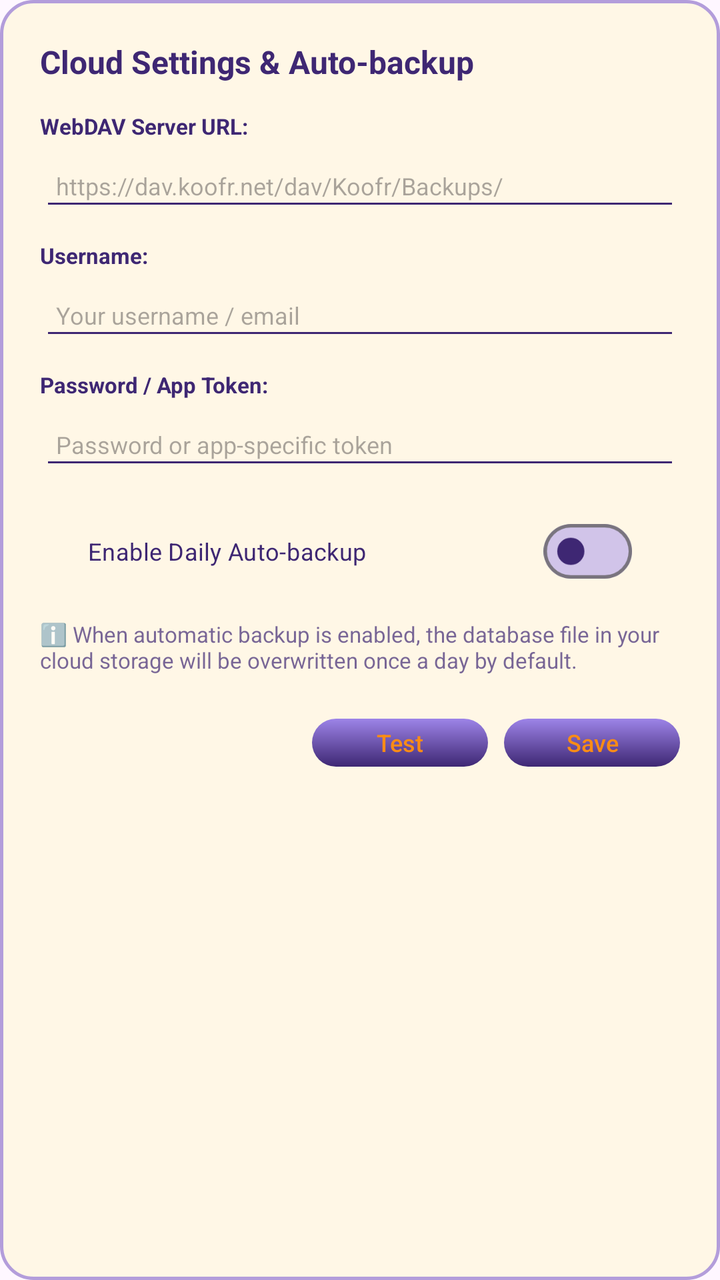
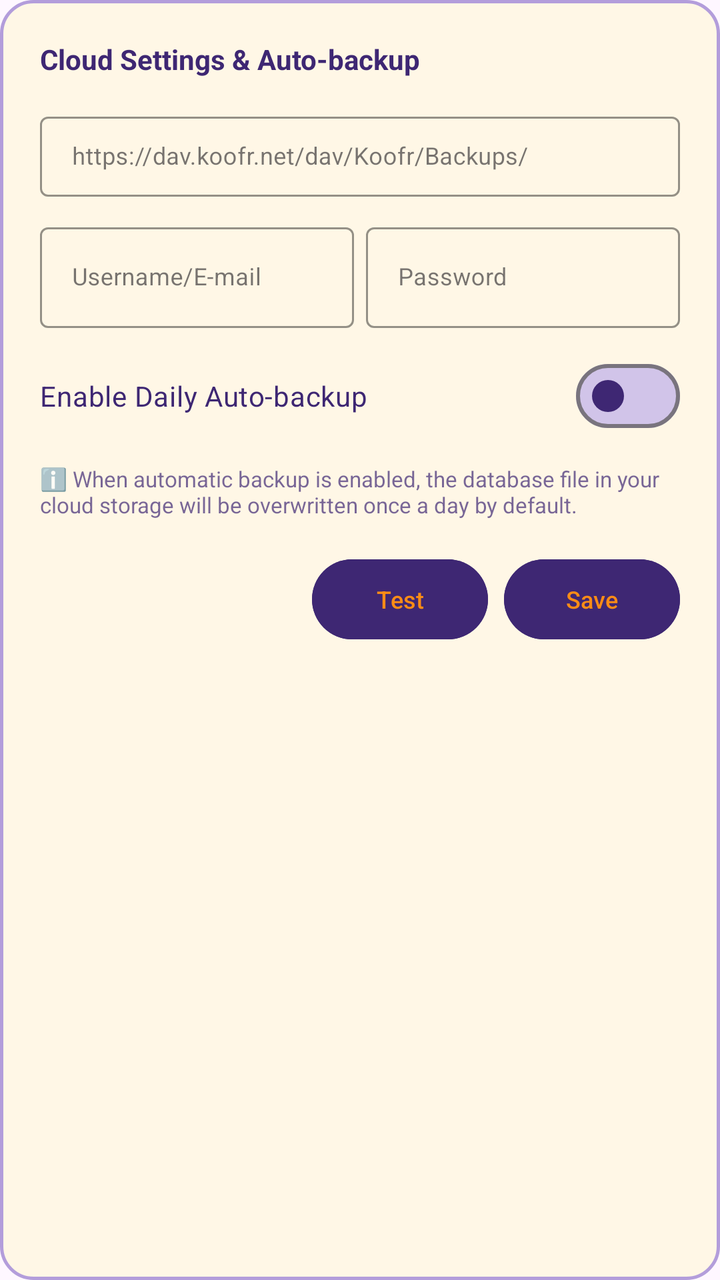

The first picture is an Android layout as it rendered before a commit; the second is the same layout after the commit. The layout source and the unified diff follow.
<!-- AndroidManifest.xml: application theme Theme.MyAssistant -->
<!-- res/layout/dialog_cloud_settings.xml -->
<?xml version="1.0" encoding="utf-8"?>
<LinearLayout xmlns:android="http://schemas.android.com/apk/res/android"
    android:layout_width="match_parent"
    android:layout_height="wrap_content"
    android:orientation="vertical"
    android:padding="20dp"
    android:background="@drawable/bg_spinner_dropdown">

    <TextView
        android:layout_width="wrap_content"
        android:layout_height="wrap_content"
        android:text="Cloud Settings &amp; Auto-backup"
        android:textSize="16sp"
        android:textStyle="bold"
        android:textColor="@color/colorPrimary"
        android:layout_marginBottom="14dp" />

    <TextView
        android:layout_width="wrap_content"
        android:layout_height="wrap_content"
        android:text="WebDAV Server URL:"
        android:textColor="@color/colorPrimary"
        android:textSize="11sp"
        android:textStyle="bold"
        android:layout_marginBottom="2dp" />

    <EditText
        android:id="@+id/etWebDavUrl"
        android:layout_width="match_parent"
        android:layout_height="38dp"
        android:hint="https://dav.koofr.net/dav/Koofr/Backups/"
        android:textSize="12sp"
        android:paddingHorizontal="8dp"
        android:layout_marginBottom="10dp"
        android:inputType="textUri"
        android:textColor="@color/text_color"
        android:backgroundTint="@color/colorPrimary" />

    <TextView
        android:layout_width="wrap_content"
        android:layout_height="wrap_content"
        android:text="Username:"
        android:textColor="@color/colorPrimary"
        android:textSize="11sp"
        android:textStyle="bold"
        android:layout_marginBottom="2dp" />

    <EditText
        android:id="@+id/etUsername"
        android:layout_width="match_parent"
        android:layout_height="38dp"
        android:hint="Your username / email"
        android:textSize="12sp"
        android:paddingHorizontal="8dp"
        android:layout_marginBottom="10dp"
        android:inputType="textEmailAddress"
        android:textColor="@color/text_color"
        android:backgroundTint="@color/colorPrimary" />

    <TextView
        android:layout_width="wrap_content"
        android:layout_height="wrap_content"
        android:text="Password / App Token:"
        android:textColor="@color/colorPrimary"
        android:textSize="11sp"
        android:textStyle="bold"
        android:layout_marginBottom="2dp" />

    <EditText
        android:id="@+id/etPassword"
        android:layout_width="match_parent"
        android:layout_height="38dp"
        android:hint="Password or app-specific token"
        android:textSize="12sp"
        android:paddingHorizontal="8dp"
        android:layout_marginBottom="12dp"
        android:inputType="textPassword"
        android:textColor="@color/text_color"
        android:backgroundTint="@color/colorPrimary" />

    <com.google.android.material.materialswitch.MaterialSwitch
        android:id="@+id/cbAutoBackup"
        android:layout_width="match_parent"
        android:layout_height="wrap_content"
        android:text="Enable Daily Auto-backup"
        android:textSize="14sp"
        android:textColor="@color/text_color"
        android:layout_marginBottom="10dp"
        android:scaleX="0.85"
        android:scaleY="0.85"
        android:pivotX="100%"/>

    <TextView
        android:layout_width="match_parent"
        android:layout_height="wrap_content"
        android:text="ℹ️ When automatic backup is enabled, the database file in your cloud storage will be overwritten once a day by default."
        android:textSize="11sp"
        android:textColor="@color/text_color"
        android:alpha="0.7"
        android:layout_marginBottom="16dp" />

    <LinearLayout
        android:layout_width="match_parent"
        android:layout_height="wrap_content"
        android:orientation="horizontal"
        android:gravity="end">

        <androidx.appcompat.widget.AppCompatButton
            android:id="@+id/btnTestConnection"
            android:layout_width="wrap_content"
            android:layout_height="36dp"
            android:layout_marginEnd="8dp"
            android:background="@drawable/button_selector"
            android:paddingHorizontal="16dp"
            android:stateListAnimator="@null"
            android:text="Test"
            android:textAllCaps="false"
            android:textColor="@color/text_color_btn"
            android:textSize="12sp" />

        <androidx.appcompat.widget.AppCompatButton
            android:id="@+id/btnSaveConfig"
            android:layout_width="wrap_content"
            android:layout_height="36dp"
            android:background="@drawable/button_selector"
            android:paddingHorizontal="16dp"
            android:stateListAnimator="@null"
            android:text="Save"
            android:textAllCaps="false"
            android:textColor="@color/text_color_btn"
            android:textSize="12sp" />
    </LinearLayout>

</LinearLayout>
<!-- resources referenced by this layout -->
<resources>
  <color name="colorPrimary">#3E2773</color>
  <color name="text_color">#3E2773</color>
  <color name="text_color_btn">#FA8C16</color>
  <!-- drawable bg_spinner_dropdown (drawable) -->
  <?xml version="1.0" encoding="utf-8"?>
  <shape xmlns:android="http://schemas.android.com/apk/res/android"
      android:shape="rectangle">
  
      <solid android:color="@color/background" />
  
      <stroke
          android:width="1.5dp"
          android:color="#B39DDB" />
  
      <corners android:radius="16dp" />
  </shape>
  <!-- drawable button_selector (drawable) -->
  <?xml version="1.0" encoding="utf-8"?>
  <selector xmlns:android="http://schemas.android.com/apk/res/android">
  
      <item android:state_pressed="true">
          <inset
              android:insetTop="6dp"
              android:insetBottom="6dp">
  
              <shape android:shape="rectangle">
                  <gradient
                      android:type="linear"
                      android:angle="55"
                      android:startColor="#3E2773"
                      android:endColor="#6E5CA2"/>
                  <corners android:radius="20dp" />
                  <size android:height="36dp" />
              </shape>
  
          </inset>
      </item>
  
      <item>
          <inset
              android:insetTop="6dp"
              android:insetBottom="6dp">
  
              <shape android:shape="rectangle">
                  <gradient
                      android:type="linear"
                      android:angle="125"
                      android:startColor="#9D84E8"
                      android:endColor="#3E2773" />
                  <corners android:radius="20dp" />
                  <size android:height="16dp" />
              </shape>
  
          </inset>
      </item>
  
  </selector>
  <style name="Theme.MyAssistant" parent="Base.Theme.MyAssistant" />
  <color name="background">#FFF7E6</color>
  <style name="Base.Theme.MyAssistant" parent="Theme.Material3.DayNight.NoActionBar">
          
          <item name="materialSwitchStyle">@style/MyAssistantMaterialSwitch</item>
      </style>
  <style name="MyAssistantMaterialSwitch" parent="Widget.Material3.CompoundButton.MaterialSwitch">
          <item name="thumbTint">@color/colorPrimary</item>
          <item name="trackTint">#D1C4E9</item>
      </style>
</resources>

<!-- the commit's change to res/layout/dialog_cloud_settings.xml (unified diff, before → after) -->
@@ -1,134 +1,151 @@
 <?xml version="1.0" encoding="utf-8"?>
-<LinearLayout xmlns:android="http://schemas.android.com/apk/res/android"
+<ScrollView xmlns:android="http://schemas.android.com/apk/res/android"
+    xmlns:app="http://schemas.android.com/apk/res-auto"
     android:layout_width="match_parent"
     android:layout_height="wrap_content"
-    android:orientation="vertical"
-    android:padding="20dp"
-    android:background="@drawable/bg_spinner_dropdown">
-
-    <TextView
-        android:layout_width="wrap_content"
-        android:layout_height="wrap_content"
-        android:text="Cloud Settings &amp; Auto-backup"
-        android:textSize="16sp"
-        android:textStyle="bold"
-        android:textColor="@color/colorPrimary"
-        android:layout_marginBottom="14dp" />
-
-    <TextView
-        android:layout_width="wrap_content"
-        android:layout_height="wrap_content"
-        android:text="WebDAV Server URL:"
-        android:textColor="@color/colorPrimary"
-        android:textSize="11sp"
-        android:textStyle="bold"
-        android:layout_marginBottom="2dp" />
-
-    <EditText
-        android:id="@+id/etWebDavUrl"
-        android:layout_width="match_parent"
-        android:layout_height="38dp"
-        android:hint="https://dav.koofr.net/dav/Koofr/Backups/"
-        android:textSize="12sp"
-        android:paddingHorizontal="8dp"
-        android:layout_marginBottom="10dp"
-        android:inputType="textUri"
-        android:textColor="@color/text_color"
-        android:backgroundTint="@color/colorPrimary" />
-
-    <TextView
-        android:layout_width="wrap_content"
-        android:layout_height="wrap_content"
-        android:text="Username:"
-        android:textColor="@color/colorPrimary"
-        android:textSize="11sp"
-        android:textStyle="bold"
-        android:layout_marginBottom="2dp" />
-
-    <EditText
-        android:id="@+id/etUsername"
-        android:layout_width="match_parent"
-        android:layout_height="38dp"
-        android:hint="Your username / email"
-        android:textSize="12sp"
-        android:paddingHorizontal="8dp"
-        android:layout_marginBottom="10dp"
-        android:inputType="textEmailAddress"
-        android:textColor="@color/text_color"
-        android:backgroundTint="@color/colorPrimary" />
-
-    <TextView
-        android:layout_width="wrap_content"
-        android:layout_height="wrap_content"
-        android:text="Password / App Token:"
-        android:textColor="@color/colorPrimary"
-        android:textSize="11sp"
-        android:textStyle="bold"
-        android:layout_marginBottom="2dp" />
-
-    <EditText
-        android:id="@+id/etPassword"
-        android:layout_width="match_parent"
-        android:layout_height="38dp"
-        android:hint="Password or app-specific token"
-        android:textSize="12sp"
-        android:paddingHorizontal="8dp"
-        android:layout_marginBottom="12dp"
-        android:inputType="textPassword"
-        android:textColor="@color/text_color"
-        android:backgroundTint="@color/colorPrimary" />
-
-    <com.google.android.material.materialswitch.MaterialSwitch
-        android:id="@+id/cbAutoBackup"
-        android:layout_width="match_parent"
-        android:layout_height="wrap_content"
-        android:text="Enable Daily Auto-backup"
-        android:textSize="14sp"
-        android:textColor="@color/text_color"
-        android:layout_marginBottom="10dp"
-        android:scaleX="0.85"
-        android:scaleY="0.85"
-        android:pivotX="100%"/>
-
-    <TextView
-        android:layout_width="match_parent"
-        android:layout_height="wrap_content"
-        android:text="ℹ️ When automatic backup is enabled, the database file in your cloud storage will be overwritten once a day by default."
-        android:textSize="11sp"
-        android:textColor="@color/text_color"
-        android:alpha="0.7"
-        android:layout_marginBottom="16dp" />
+    android:fillViewport="true">
 
     <LinearLayout
         android:layout_width="match_parent"
         android:layout_height="wrap_content"
-        android:orientation="horizontal"
-        android:gravity="end">
+        android:orientation="vertical"
+        android:padding="20dp"
+        android:background="@drawable/bg_spinner_dropdown">
 
-        <androidx.appcompat.widget.AppCompatButton
-            android:id="@+id/btnTestConnection"
+        <TextView
             android:layout_width="wrap_content"
-            android:layout_height="36dp"
-            android:layout_marginEnd="8dp"
-            android:background="@drawable/button_selector"
-            android:paddingHorizontal="16dp"
-            android:stateListAnimator="@null"
-            android:text="Test"
-            android:textAllCaps="false"
-            android:textColor="@color/text_color_btn"
-            android:textSize="12sp" />
+            android:layout_height="wrap_content"
+            android:text="Cloud Settings &amp; Auto-backup"
+            android:textSize="14sp"
+            android:textStyle="bold"
+            android:textColor="@color/colorPrimary"
+            android:layout_marginBottom="14dp" />
 
-        <androidx.appcompat.widget.AppCompatButton
-            android:id="@+id/btnSaveConfig"
-            android:layout_width="wrap_content"
-            android:layout_height="36dp"
-            android:background="@drawable/button_selector"
-            android:paddingHorizontal="16dp"
-            android:stateListAnimator="@null"
-            android:text="Save"
-            android:textAllCaps="false"
-            android:textColor="@color/text_color_btn"
-            android:textSize="12sp" />
+        
+        <com.google.android.material.textfield.TextInputLayout
+            android:layout_width="match_parent"
+            android:layout_height="wrap_content"
+            android:layout_marginBottom="10dp"
+            style="@style/Widget.MaterialComponents.TextInputLayout.OutlinedBox"
+            app:boxStrokeColor="@color/colorPrimary"
+            app:hintTextColor="@color/colorPrimary">
+
+            <com.google.android.material.textfield.TextInputEditText
+                android:id="@+id/etWebDavUrl"
+                android:layout_width="match_parent"
+                android:layout_height="wrap_content"
+                android:minHeight="40dp"
+                android:paddingTop="6dp"
+                android:paddingBottom="6dp"
+                android:hint="https://dav.koofr.net/dav/Koofr/Backups/"
+                android:textSize="12sp"
+                android:inputType="textUri"
+                android:maxLines="1"
+                android:textColor="@color/text_color" />
+
+        </com.google.android.material.textfield.TextInputLayout>
+
+        
+        <LinearLayout
+            android:layout_width="match_parent"
+            android:layout_height="wrap_content"
+            android:orientation="horizontal"
+            android:layout_marginBottom="10dp">
+
+            
+            <com.google.android.material.textfield.TextInputLayout
+                android:layout_width="0dp"
+                android:layout_height="wrap_content"
+                android:layout_weight="1"
+                android:layout_marginEnd="6dp"
+                style="@style/Widget.MaterialComponents.TextInputLayout.OutlinedBox"
+                app:boxStrokeColor="@color/colorPrimary"
+                app:hintTextColor="@color/colorPrimary">
+
+                <com.google.android.material.textfield.TextInputEditText
+                    android:id="@+id/etUsername"
+                    android:layout_width="match_parent"
+                    android:layout_height="wrap_content"
+                    android:hint="Username/E-mail"
+                    android:textSize="12sp"
+                    android:inputType="textEmailAddress"
+                    android:maxLines="1"
+                    android:textColor="@color/text_color" />
+
+            </com.google.android.material.textfield.TextInputLayout>
+
+            
+            <com.google.android.material.textfield.TextInputLayout
+                android:id="@+id/tilPassword"
+                android:layout_width="0dp"
+                android:layout_height="wrap_content"
+                android:layout_weight="1"
+                style="@style/Widget.MaterialComponents.TextInputLayout.OutlinedBox"
+                app:boxStrokeColor="@color/colorPrimary"
+                app:hintTextColor="@color/colorPrimary"
+                app:endIconMode="custom">
+
+                <com.google.android.material.textfield.TextInputEditText
+                    android:id="@+id/etPassword"
+                    android:layout_width="match_parent"
+                    android:layout_height="wrap_content"
+                    android:hint="Password"
+                    android:textSize="12sp"
+                    android:inputType="textPassword"
+                    android:maxLines="1"
+                    android:textColor="@color/text_color" />
+
+            </com.google.android.material.textfield.TextInputLayout>
+
+        </LinearLayout>
+
+        
+        <com.google.android.material.materialswitch.MaterialSwitch
+            android:id="@+id/cbAutoBackup"
+            android:layout_width="match_parent"
+            android:layout_height="wrap_content"
+            android:text="Enable Daily Auto-backup"
+            android:textSize="14sp"
+            android:textColor="@color/text_color"
+            android:layout_marginBottom="10dp" />
+
+        <TextView
+            android:layout_width="match_parent"
+            android:layout_height="wrap_content"
+            android:text="ℹ️ When automatic backup is enabled, the database file in your cloud storage will be overwritten once a day by default."
+            android:textSize="11sp"
+            android:textColor="@color/text_color"
+            android:alpha="0.7"
+            android:layout_marginBottom="16dp" />
+
+        
+        <LinearLayout
+            android:layout_width="match_parent"
+            android:layout_height="wrap_content"
+            android:orientation="horizontal"
+            android:gravity="end">
+
+            <com.google.android.material.button.MaterialButton
+                android:id="@+id/btnTestConnection"
+                android:layout_width="wrap_content"
+                android:layout_height="wrap_content"
+                android:layout_marginEnd="8dp"
+                android:backgroundTint="@color/colorPrimary"
+                android:text="Test"
+                android:textAllCaps="false"
+                android:textColor="@color/text_color_btn"
+                android:textSize="12sp" />
+
+            <com.google.android.material.button.MaterialButton
+                android:id="@+id/btnSaveConfig"
+                android:layout_width="wrap_content"
+                android:layout_height="wrap_content"
+                android:backgroundTint="@color/colorPrimary"
+                android:text="Save"
+                android:textAllCaps="false"
+                android:textColor="@color/text_color_btn"
+                android:textSize="12sp" />
+        </LinearLayout>
+
     </LinearLayout>
-
-</LinearLayout>
+</ScrollView>
<!-- resource entries referenced after the edit -->
@@ -16,47 +16,6 @@
   
       <corners android:radius="16dp" />
   </shape>
-  <!-- drawable button_selector (drawable) -->
-  <?xml version="1.0" encoding="utf-8"?>
-  <selector xmlns:android="http://schemas.android.com/apk/res/android">
-  
-      <item android:state_pressed="true">
-          <inset
-              android:insetTop="6dp"
-              android:insetBottom="6dp">
-  
-              <shape android:shape="rectangle">
-                  <gradient
-                      android:type="linear"
-                      android:angle="55"
-                      android:startColor="#3E2773"
-                      android:endColor="#6E5CA2"/>
-                  <corners android:radius="20dp" />
-                  <size android:height="36dp" />
-              </shape>
-  
-          </inset>
-      </item>
-  
-      <item>
-          <inset
-              android:insetTop="6dp"
-              android:insetBottom="6dp">
-  
-              <shape android:shape="rectangle">
-                  <gradient
-                      android:type="linear"
-                      android:angle="125"
-                      android:startColor="#9D84E8"
-                      android:endColor="#3E2773" />
-                  <corners android:radius="20dp" />
-                  <size android:height="16dp" />
-              </shape>
-  
-          </inset>
-      </item>
-  
-  </selector>
   <style name="Theme.MyAssistant" parent="Base.Theme.MyAssistant" />
   <color name="background">#FFF7E6</color>
   <style name="Base.Theme.MyAssistant" parent="Theme.Material3.DayNight.NoActionBar">
